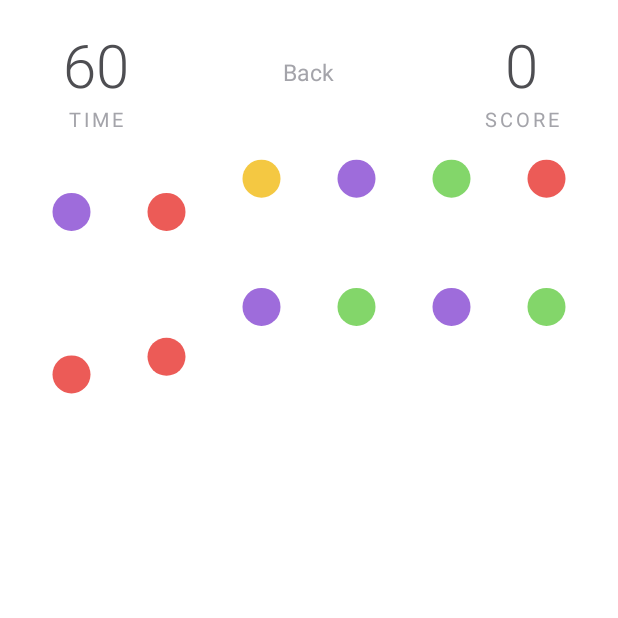
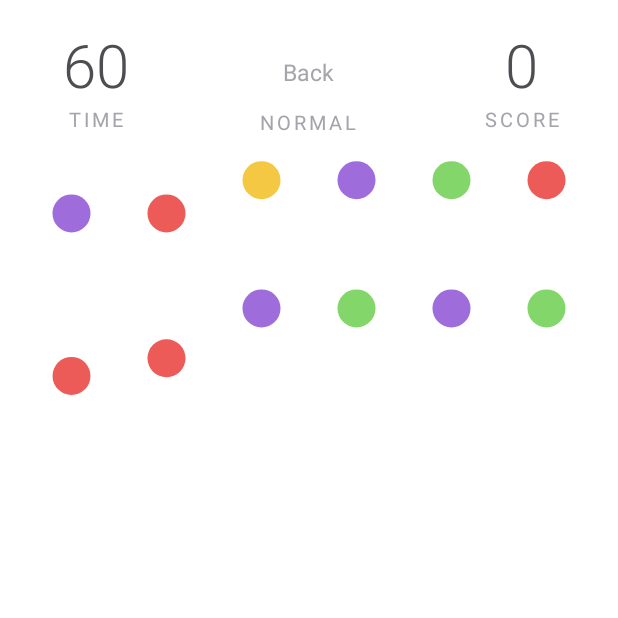
Before and after one commit to psIQos/spheres, an Android app: the screen it shows after launch (GameActivity), after a tap on "Timed · 60 s", on a phone screen of 412 x 824 dp, the top half of it. Run offline under Robolectric (Android 15) with nearby library versions, the phone set to English and light mode, and no system bars.

Commit message:
Add difficulty setting with separate best scores (refs #4)
Easy / Normal / Hard, switched globally in the menu:
4/5/6 colors, 6x6/6x6/7x7 board, 75/60/45 s and 35/30/25 moves.
Hard adds a sixth color (teal, in the widest hue gap). Best scores are
stored per mode and difficulty; Normal keeps the old keys so earlier
records stay. The HUD and game-over screen name the difficulty.

e2e: plays a full hard game, checks easy and that best scores stay
separate per difficulty. Version 1.0.0-beta.3.

Co-Authored-By: Claude Opus 5.5 <noreply@anthropic.com>
Claude-Session: https://claude.ai/code/session_01SW3Sx4uuVNMk3VUwQF5Ddh

```diff
--- a/app/build.gradle.kts
+++ b/app/build.gradle.kts
@@ -11,8 +11,8 @@ android {
         applicationId = "com.psiqos.spheres"
         minSdk = 26
         targetSdk = 35
-        versionCode = 2
-        versionName = "1.0.0-beta.2"
+        versionCode = 3
+        versionName = "1.0.0-beta.3"
     }
 
     signingConfigs {
--- a/app/src/main/java/com/psiqos/spheres/GameActivity.kt
+++ b/app/src/main/java/com/psiqos/spheres/GameActivity.kt
@@ -15,6 +15,8 @@ import com.psiqos.spheres.game.Sound
 class GameActivity : Activity(), GameView.Listener {
 
     private lateinit var mode: GameMode
+    private lateinit var difficulty: Difficulty
+    private var limit = 0
     private lateinit var gameView: GameView
     private lateinit var limitLabel: TextView
     private lateinit var limitValue: TextView
@@ -57,6 +59,8 @@ class GameActivity : Activity(), GameView.Listener {
         super.onCreate(savedInstanceState)
         setContentView(R.layout.activity_game)
         mode = runCatching { GameMode.valueOf(intent.getStringExtra(GameMode.EXTRA)!!) }.getOrDefault(GameMode.TIMED)
+        difficulty = Difficulty.parse(intent.getStringExtra(Difficulty.EXTRA))
+        limit = mode.limit(difficulty)
 
         gameView = findViewById(R.id.game_view)
         limitLabel = findViewById(R.id.limit_label)
@@ -74,6 +78,7 @@ class GameActivity : Activity(), GameView.Listener {
                 GameMode.ENDLESS -> R.string.label_moves
             }
         )
+        findViewById<TextView>(R.id.difficulty_label).setText(difficulty.label)
         findViewById<View>(R.id.back).setOnClickListener { finish() }
         findViewById<View>(R.id.play_again).setOnClickListener { restart() }
         findViewById<View>(R.id.to_menu).setOnClickListener { finish() }
@@ -91,9 +96,9 @@ class GameActivity : Activity(), GameView.Listener {
         gameOver = false
         timerStarted = false
         ticking = false
-        remainingMs = mode.limit * 1000L
+        remainingMs = limit * 1000L
         overlay.visibility = View.GONE
-        gameView.newGame()
+        gameView.newGame(difficulty.size, difficulty.colors)
         updateHud()
     }
 
@@ -108,9 +113,9 @@ class GameActivity : Activity(), GameView.Listener {
         if (gameOver) return
         score += result.removed.size
         moves++
-        if (mode == GameMode.ENDLESS) Prefs.submit(this, mode, score)
+        if (mode == GameMode.ENDLESS) Prefs.submit(this, mode, difficulty, score)
         updateHud()
-        if (mode == GameMode.MOVES && moves >= mode.limit) {
+        if (mode == GameMode.MOVES && moves >= limit) {
             gameView.inputEnabled = false
             handler.postDelayed({ endGame() }, 500)
         }
@@ -135,12 +140,12 @@ class GameActivity : Activity(), GameView.Listener {
         setIfChanged(scoreValue, score.toString())
         setIfChanged(limitValue, when (mode) {
             GameMode.TIMED -> ((remainingMs + 999) / 1000).toString()
-            GameMode.MOVES -> (mode.limit - moves).toString()
+            GameMode.MOVES -> (limit - moves).toString()
             GameMode.ENDLESS -> moves.toString()
         })
         val low = when (mode) {
             GameMode.TIMED -> remainingMs <= 10_000
-            GameMode.MOVES -> mode.limit - moves <= 5
+            GameMode.MOVES -> limit - moves <= 5
             GameMode.ENDLESS -> false
         }
         val color = if (low) Palette.dot(0) else getColor(R.color.text_primary)
@@ -155,10 +160,10 @@ class GameActivity : Activity(), GameView.Listener {
         if (gameOver) return
         gameOver = true
         gameView.inputEnabled = false
-        val best = Prefs.best(this, mode)
-        val isNewBest = Prefs.submit(this, mode, score)
+        val best = Prefs.best(this, mode, difficulty)
+        val isNewBest = Prefs.submit(this, mode, difficulty, score)
         finalScore.text = score.toString()
-        finalBest.text = getString(R.string.best_score, maxOf(best, score))
+        finalBest.text = getString(R.string.best_score_at, getString(difficulty.label), maxOf(best, score))
         newBest.visibility = if (isNewBest) View.VISIBLE else View.GONE
         overlay.alpha = 0f
         overlay.visibility = View.VISIBLE
--- a/app/src/main/java/com/psiqos/spheres/GameMode.kt
+++ b/app/src/main/java/com/psiqos/spheres/GameMode.kt
@@ -2,33 +2,78 @@ package com.psiqos.spheres
 
 import android.content.Context
 
-enum class GameMode(val limit: Int) {
-    /** Score as much as possible in [limit] seconds. */
-    TIMED(60),
-    /** Score as much as possible with [limit] moves. */
-    MOVES(30),
+enum class GameMode {
+    /** Score as much as possible within a time limit. */
+    TIMED,
+    /** Score as much as possible with a limited number of moves. */
+    MOVES,
     /** No limit, just play. */
-    ENDLESS(0);
+    ENDLESS;
+
+    /** Seconds (timed) or moves (moves mode) at [difficulty]; 0 for endless. */
+    fun limit(difficulty: Difficulty): Int = when (this) {
+        TIMED -> difficulty.seconds
+        MOVES -> difficulty.moves
+        ENDLESS -> 0
+    }
 
     companion object {
         const val EXTRA = "mode"
     }
 }
 
+/**
+ * Fewer colors make long paths and squares more likely, so the color count is the
+ * main lever; board size and limits fine-tune it.
+ */
+enum class Difficulty(val colors: Int, val size: Int, val seconds: Int, val moves: Int) {
+    EASY(colors = 4, size = 6, seconds = 75, moves = 35),
+    NORMAL(colors = 5, size = 6, seconds = 60, moves = 30),
+    HARD(colors = 6, size = 7, seconds = 45, moves = 25);
+
+    fun next(): Difficulty = entries[(ordinal + 1) % entries.size]
+
+    companion object {
+        const val EXTRA = "difficulty"
+
+        fun parse(name: String?): Difficulty = entries.firstOrNull { it.name == name } ?: NORMAL
+    }
+}
+
 object Prefs {
     private fun prefs(context: Context) = context.getSharedPreferences("spheres", Context.MODE_PRIVATE)
 
-    fun best(context: Context, mode: GameMode): Int = prefs(context).getInt("best_${mode.name}", 0)
+    /**
+     * Preference key of the best score. Normal keeps the key used before difficulties
+     * existed, so earlier best scores stay where they were.
+     */
+    fun bestKey(mode: GameMode, difficulty: Difficulty): String =
+        if (difficulty == Difficulty.NORMAL) "best_${mode.name}" else "best_${mode.name}_${difficulty.name}"
+
+    fun best(context: Context, mode: GameMode, difficulty: Difficulty): Int =
+        prefs(context).getInt(bestKey(mode, difficulty), 0)
 
     /** Stores [score] if it beats the best score. Returns true if it is a new best. */
-    fun submit(context: Context, mode: GameMode, score: Int): Boolean {
-        if (score <= best(context, mode)) return false
-        prefs(context).edit().putInt("best_${mode.name}", score).apply()
+    fun submit(context: Context, mode: GameMode, difficulty: Difficulty, score: Int): Boolean {
+        if (score <= best(context, mode, difficulty)) return false
+        prefs(context).edit().putInt(bestKey(mode, difficulty), score).apply()
         return true
     }
+
+    fun difficulty(context: Context): Difficulty = Difficulty.parse(prefs(context).getString("difficulty", null))
+
+    fun setDifficulty(context: Context, difficulty: Difficulty) =
+        prefs(context).edit().putString("difficulty", difficulty.name).apply()
 
     fun soundEnabled(context: Context): Boolean = prefs(context).getBoolean("sound", true)
 
     fun setSoundEnabled(context: Context, enabled: Boolean) =
         prefs(context).edit().putBoolean("sound", enabled).apply()
 }
+
+val Difficulty.label: Int
+    get() = when (this) {
+        Difficulty.EASY -> R.string.difficulty_easy
+        Difficulty.NORMAL -> R.string.difficulty_normal
+        Difficulty.HARD -> R.string.difficulty_hard
+    }
--- a/app/src/main/java/com/psiqos/spheres/MainActivity.kt
+++ b/app/src/main/java/com/psiqos/spheres/MainActivity.kt
@@ -3,50 +3,63 @@ package com.psiqos.spheres
 import android.app.Activity
 import android.content.Intent
 import android.os.Bundle
+import android.view.View
 import android.widget.TextView
 import com.psiqos.spheres.game.Sound
 
 class MainActivity : Activity() {
 
     private lateinit var soundToggle: TextView
+    private lateinit var difficultyToggle: TextView
+
+    private val modes = listOf(
+        Triple(GameMode.TIMED, R.id.mode_timed, R.id.best_timed),
+        Triple(GameMode.MOVES, R.id.mode_moves, R.id.best_moves),
+        Triple(GameMode.ENDLESS, R.id.mode_endless, R.id.best_endless),
+    )
 
     override fun onCreate(savedInstanceState: Bundle?) {
         super.onCreate(savedInstanceState)
         setContentView(R.layout.activity_main)
 
-        bindMode(R.id.mode_timed, R.id.best_timed, GameMode.TIMED)
-        bindMode(R.id.mode_moves, R.id.best_moves, GameMode.MOVES)
-        bindMode(R.id.mode_endless, R.id.best_endless, GameMode.ENDLESS)
+        for ((mode, buttonId, _) in modes) {
+            findViewById<View>(buttonId).setOnClickListener {
+                startActivity(
+                    Intent(this, GameActivity::class.java)
+                        .putExtra(GameMode.EXTRA, mode.name)
+                        .putExtra(Difficulty.EXTRA, Prefs.difficulty(this).name)
+                )
+            }
+        }
+
+        difficultyToggle = findViewById(R.id.difficulty_toggle)
+        difficultyToggle.setOnClickListener {
+            Prefs.setDifficulty(this, Prefs.difficulty(this).next())
+            refresh()
+        }
 
         soundToggle = findViewById(R.id.sound_toggle)
         soundToggle.setOnClickListener {
             Prefs.setSoundEnabled(this, !Prefs.soundEnabled(this))
-            updateSoundLabel()
+            refresh()
         }
     }
 
     override fun onResume() {
         super.onResume()
-        updateBest(R.id.best_timed, GameMode.TIMED)
-        updateBest(R.id.best_moves, GameMode.MOVES)
-        updateBest(R.id.best_endless, GameMode.ENDLESS)
-        updateSoundLabel()
+        refresh()
     }
 
-    private fun bindMode(buttonId: Int, bestId: Int, mode: GameMode) {
-        findViewById<android.view.View>(buttonId).setOnClickListener {
-            startActivity(Intent(this, GameActivity::class.java).putExtra(GameMode.EXTRA, mode.name))
+    private fun refresh() {
+        val difficulty = Prefs.difficulty(this)
+        difficultyToggle.text = getString(R.string.difficulty, getString(difficulty.label))
+        findViewById<TextView>(R.id.mode_timed).text = getString(R.string.mode_timed, difficulty.seconds)
+        findViewById<TextView>(R.id.mode_moves).text = getString(R.string.mode_moves, difficulty.moves)
+        for ((mode, _, bestId) in modes) {
+            val best = Prefs.best(this, mode, difficulty)
+            findViewById<TextView>(bestId).text =
+                if (best > 0) getString(R.string.best_score, best) else getString(R.string.no_score)
         }
-        updateBest(bestId, mode)
-    }
-
-    private fun updateBest(bestId: Int, mode: GameMode) {
-        val best = Prefs.best(this, mode)
-        findViewById<TextView>(bestId).text =
-            if (best > 0) getString(R.string.best_score, best) else getString(R.string.no_score)
-    }
-
-    private fun updateSoundLabel() {
         val on = Prefs.soundEnabled(this)
         Sound.enabled = on
         soundToggle.setText(if (on) R.string.sound_on else R.string.sound_off)
--- a/app/src/main/java/com/psiqos/spheres/game/GameView.kt
+++ b/app/src/main/java/com/psiqos/spheres/game/GameView.kt
@@ -80,13 +80,10 @@ class GameView @JvmOverloads constructor(
         dropIn()
     }
 
-    fun newGame() {
-        board = Board()
-        tracker = PathTracker(board).also {
-            it.originX = originX
-            it.originY = originY
-            it.cellSize = cellSize
-        }
+    fun newGame(size: Int = 6, colors: Int = 5) {
+        board = Board(rows = size, cols = size, colorCount = colors)
+        tracker = PathTracker(board)
+        updateGeometry()
         touched = false
         effects.clear()
         squareFlashStart = 0L
@@ -103,12 +100,15 @@ class GameView @JvmOverloads constructor(
         startAnimating()
     }
 
-    override fun onSizeChanged(w: Int, h: Int, oldw: Int, oldh: Int) {
+    override fun onSizeChanged(w: Int, h: Int, oldw: Int, oldh: Int) = updateGeometry()
+
+    private fun updateGeometry() {
+        if (width == 0 || height == 0) return
         val pad = 16 * density
-        val available = min(w - 2 * pad, h - 2 * pad)
+        val available = min(width - 2 * pad, height - 2 * pad)
         cellSize = available / max(board.rows, board.cols)
-        originX = (w - cellSize * board.cols) / 2f
-        originY = (h - cellSize * board.rows) / 2f
+        originX = (width - cellSize * board.cols) / 2f
+        originY = (height - cellSize * board.rows) / 2f
         tracker.originX = originX
         tracker.originY = originY
         tracker.cellSize = cellSize
@@ -336,6 +336,7 @@ object Palette {
         0xFF83D66A.toInt(), // green
         0xFF5CA8EC.toInt(), // blue
         0xFF9E6CDB.toInt(), // purple
+        0xFF27B9A6.toInt(), // teal (hard only), in the widest hue gap between green and blue
     )
 
     fun dot(index: Int): Int = dots[index.mod(dots.size)]
--- a/app/src/main/res/layout/activity_game.xml
+++ b/app/src/main/res/layout/activity_game.xml
@@ -47,6 +47,12 @@
                 android:text="@string/back"
                 android:textColor="@color/text_secondary"
                 android:textSize="15sp" />
+
+            <TextView
+                android:id="@+id/difficulty_label"
+                style="@style/HudLabel"
+                android:layout_below="@id/back"
+                android:layout_centerHorizontal="true" />
 
             <LinearLayout
                 android:layout_width="wrap_content"
--- a/app/src/main/res/values/strings.xml
+++ b/app/src/main/res/values/strings.xml
@@ -3,10 +3,15 @@
     <string name="app_name" translatable="false">Spheres</string>
     <string name="title" translatable="false">spheres</string>
     <string name="subtitle">connect the dots</string>
-    <string name="mode_timed">Timed · 60 s</string>
-    <string name="mode_moves">Moves · 30</string>
+    <string name="mode_timed">Timed · %1$d s</string>
+    <string name="mode_moves">Moves · %1$d</string>
     <string name="mode_endless">Endless</string>
     <string name="best_score">Best: %1$d</string>
+    <string name="best_score_at">Best (%1$s): %2$d</string>
+    <string name="difficulty">Difficulty: %1$s</string>
+    <string name="difficulty_easy">Easy</string>
+    <string name="difficulty_normal">Normal</string>
+    <string name="difficulty_hard">Hard</string>
     <string name="no_score">No score yet</string>
     <string name="sound_on">Sound: on</string>
     <string name="sound_off">Sound: off</string>
```
Also changed, not shown: app/src/main/res/layout/activity_main.xml (+15 -5 lines), 5 other files.
